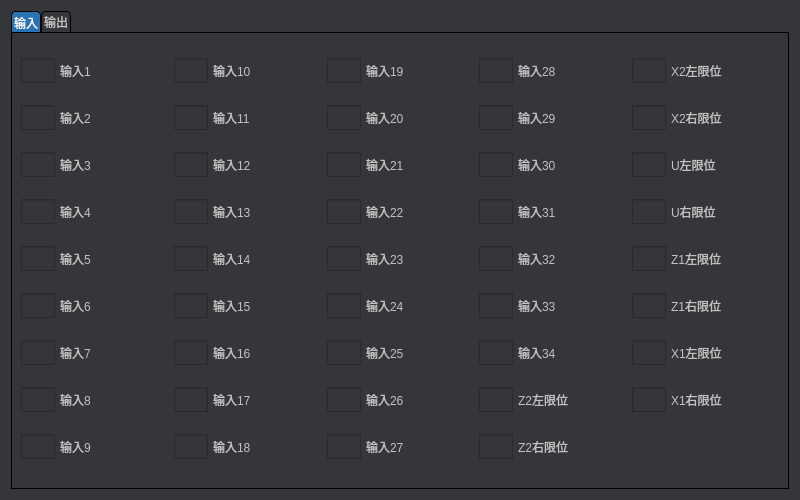
Old version of the form frm_monitor.ui in the repository eeyoo/yunsheng.
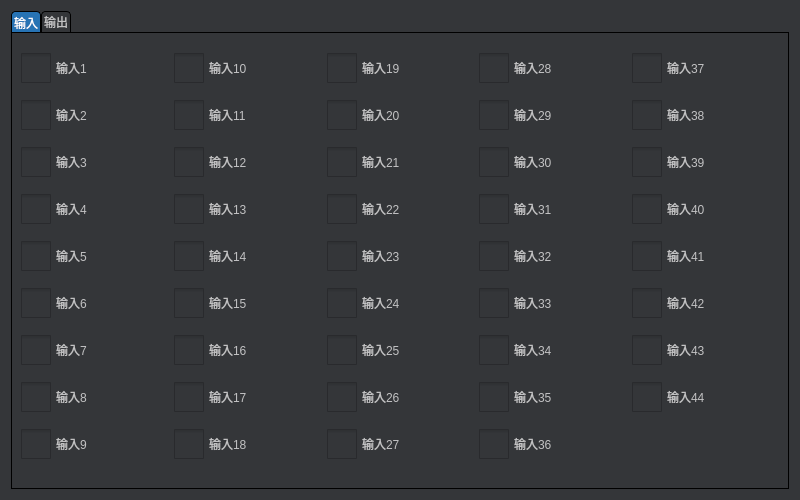
New version of the form. The open tabs and pages were chosen to show the change. Icons and pictures are not drawn.

```diff
--- a/frm_monitor.ui
+++ b/frm_monitor.ui
@@ -14,7 +14,11 @@
    <string>Form</string>
   </property>
   <property name="styleSheet">
-   <string notr="true">
+   <string notr="true">*{
+font: 12px;
+font-family: &quot;微软雅黑&quot;;
+}
+
 QWidget {
 color: #c2c2c3;
 background: #343639;
@@ -58,8 +62,8 @@
 }
 
 QCheckBox::indicator {
-     width: 34px;
-     height: 25px;
+     width: 30px;
+     height: 30px;
 }
 
 #tab_input QCheckBox::indicator:unchecked {
@@ -133,7 +137,7 @@
        <item row="0" column="4">
         <widget class="QCheckBox" name="cbI37">
          <property name="text">
-          <string>X2左限位</string>
+          <string>输入37</string>
          </property>
          <property name="checkable">
           <bool>true</bool>
@@ -183,7 +187,7 @@
        <item row="1" column="4">
         <widget class="QCheckBox" name="cbI38">
          <property name="text">
-          <string>X2右限位</string>
+          <string>输入38</string>
          </property>
          <property name="checkable">
           <bool>true</bool>
@@ -233,7 +237,7 @@
        <item row="2" column="4">
         <widget class="QCheckBox" name="cbI39">
          <property name="text">
-          <string>U左限位</string>
+          <string>输入39</string>
          </property>
          <property name="checkable">
           <bool>true</bool>
@@ -283,7 +287,7 @@
        <item row="3" column="4">
         <widget class="QCheckBox" name="cbI40">
          <property name="text">
-          <string>U右限位</string>
+          <string>输入40</string>
          </property>
          <property name="checkable">
           <bool>true</bool>
@@ -433,7 +437,7 @@
        <item row="7" column="3">
         <widget class="QCheckBox" name="cbI35">
          <property name="text">
-          <string>Z2左限位</string>
+          <string>输入35</string>
          </property>
          <property name="checkable">
           <bool>true</bool>
@@ -473,7 +477,7 @@
        <item row="8" column="3">
         <widget class="QCheckBox" name="cbI36">
          <property name="text">
-          <string>Z2右限位</string>
+          <string>输入36</string>
          </property>
          <property name="checkable">
           <bool>true</bool>
@@ -483,7 +487,7 @@
        <item row="4" column="4">
         <widget class="QCheckBox" name="cbI41">
          <property name="text">
-          <string>Z1左限位</string>
+          <string>输入41</string>
          </property>
          <property name="checkable">
           <bool>true</bool>
@@ -493,7 +497,7 @@
        <item row="5" column="4">
         <widget class="QCheckBox" name="cbI42">
          <property name="text">
-          <string>Z1右限位 </string>
+          <string>输入42</string>
          </property>
          <property name="checkable">
           <bool>true</bool>
@@ -503,7 +507,7 @@
        <item row="6" column="4">
         <widget class="QCheckBox" name="cbI43">
          <property name="text">
-          <string>X1左限位</string>
+          <string>输入43</string>
          </property>
          <property name="checkable">
           <bool>true</bool>
@@ -523,7 +527,7 @@
        <item row="7" column="4">
         <widget class="QCheckBox" name="cbI44">
          <property name="text">
-          <string>X1右限位</string>
+          <string>输入44</string>
          </property>
          <property name="checkable">
           <bool>true</bool>
```
Left out of the diff: 14 changed lines with no effect on the pictures.
